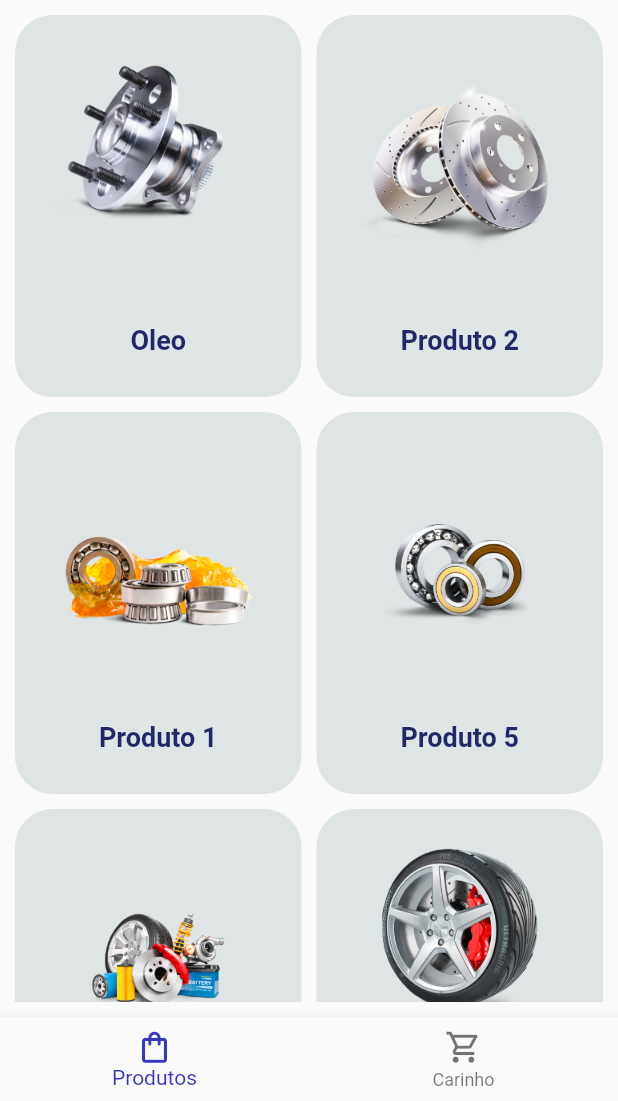
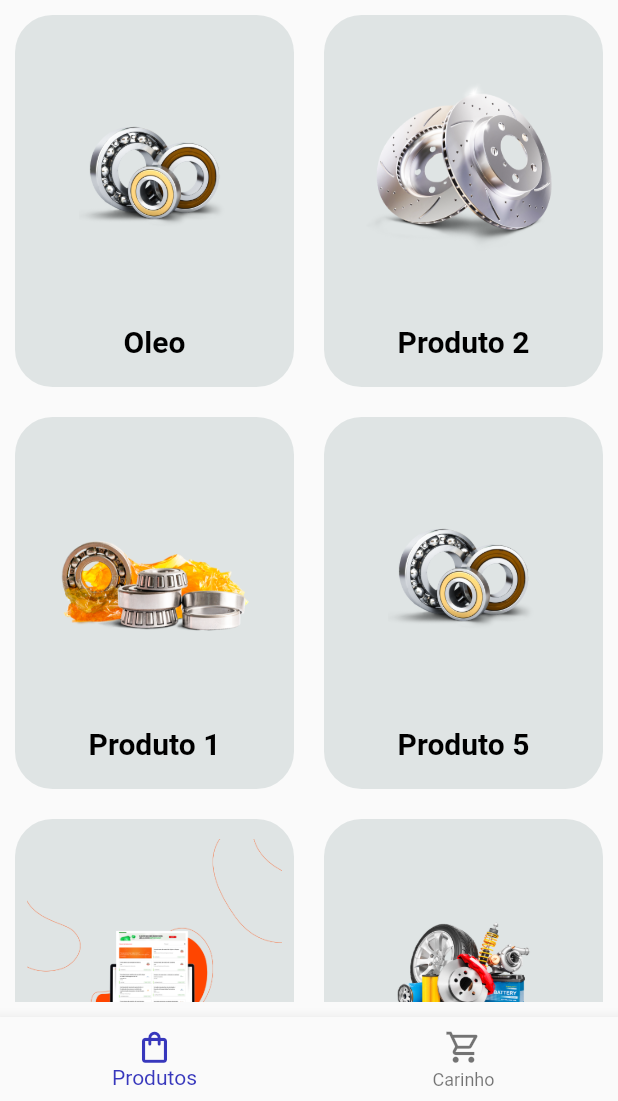
Before and after one commit to marinoricardo/ecommerce_app_flutter, a Flutter app: the screen it shows after launch, on a phone screen of 412 x 824 dp, the part 135-1236 px from its top. Run offline on Flutter 3.47's test engine with Material 2 defaults, Android fonts, the phone set to English and light mode, and no system bars.

Commit message:
products list

```diff
--- a/lib/pages/produtos_page.dart
+++ b/lib/pages/produtos_page.dart
@@ -11,7 +11,7 @@ class ProdutosPage extends StatelessWidget {
     Produto(
       name: "Oleo",
       price: "144",
-      image: 'images/produto1.png',
+      image: 'images/produto4.png',
       color: Colors.amber,
     ),
     Produto(
@@ -27,11 +27,13 @@ class ProdutosPage extends StatelessWidget {
       color: Colors.red,
     ),
     Produto(name: "Produto 5", price: "1204", image: 'images/produto4.png'),
+    Produto(name: "Produto 5", price: "1204", image: 'images/invite1.png'),
     Produto(name: "Produto 1", price: "1244", image: 'images/produto5.png'),
     Produto(name: "Produto 10", price: "9244", image: 'images/produto6.png'),
     Produto(name: "Oleo", price: "144", image: 'images/produto1.png'),
     Produto(name: "Produto 2", price: "944", image: 'images/produto.png'),
     Produto(name: "Produto 1", price: "1244", image: 'images/produto3.png'),
+    Produto(name: "Produto 5", price: "1204", image: 'images/produto4.png'),
     Produto(name: "Produto 5", price: "1204", image: 'images/produto4.png'),
     Produto(name: "Produto 1", price: "1244", image: 'images/produto5.png'),
     Produto(name: "Produto 10", price: "9244", image: 'images/produto6.png'),
@@ -87,8 +89,8 @@ class ProdutosPage extends StatelessWidget {
                         crossAxisCount: 2,
                         childAspectRatio: 0.75,
                         // mainAxisSpacing: 20,
-                        mainAxisSpacing: 10.0,
-                        crossAxisSpacing: 10.0,
+                        mainAxisSpacing: 20.0,
+                        crossAxisSpacing: 20.0,
                       ),
                       itemCount: produtos.length,
                       itemBuilder: (context, index) => Produtos(
--- a/lib/views/produtos.dart
+++ b/lib/views/produtos.dart
@@ -36,9 +36,9 @@ class Produtos extends StatelessWidget {
               child: Text(
                 produto.name!,
                 style: TextStyle(
-                  fontSize: 18,
+                  fontSize: 20,
                   fontWeight: FontWeight.bold,
-                  color: Color.fromARGB(235, 16, 24, 95),
+                  color: Colors.black,
                 ),
               ),
             ),
--- a/pubspec.yaml
+++ b/pubspec.yaml
@@ -69,6 +69,8 @@ flutter:
     - images/produto4.png
     - images/produto5.png
     - images/produto6.png
+    - images/invite1.png
+    - images/pircom.png
   #   - images/a_dot_ham.jpeg
 
   # An image asset can refer to one or more resolution-specific "variants", see
```
Also changed, not shown: images/invite1.png (added), images/pircom.png (added).
